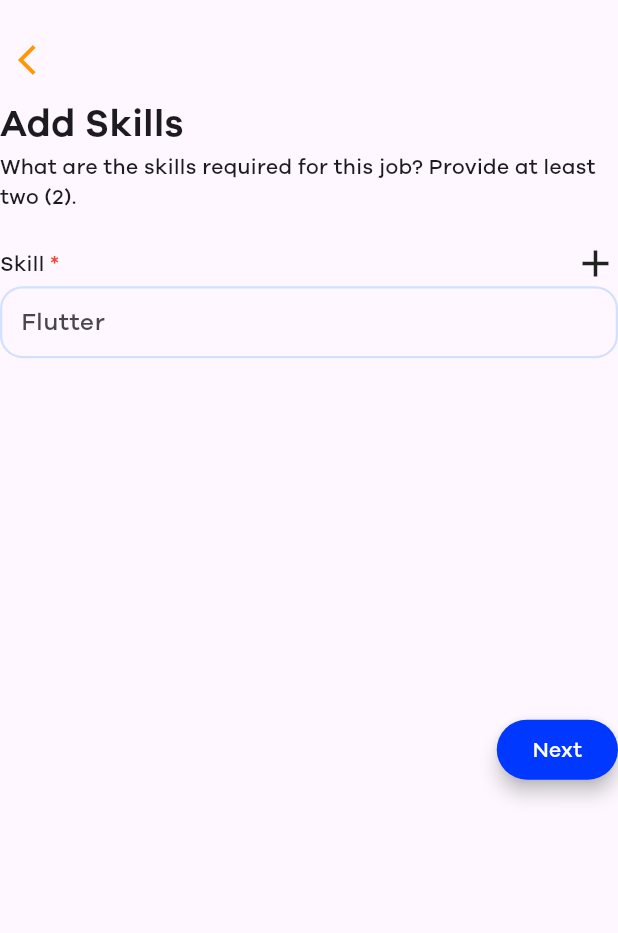
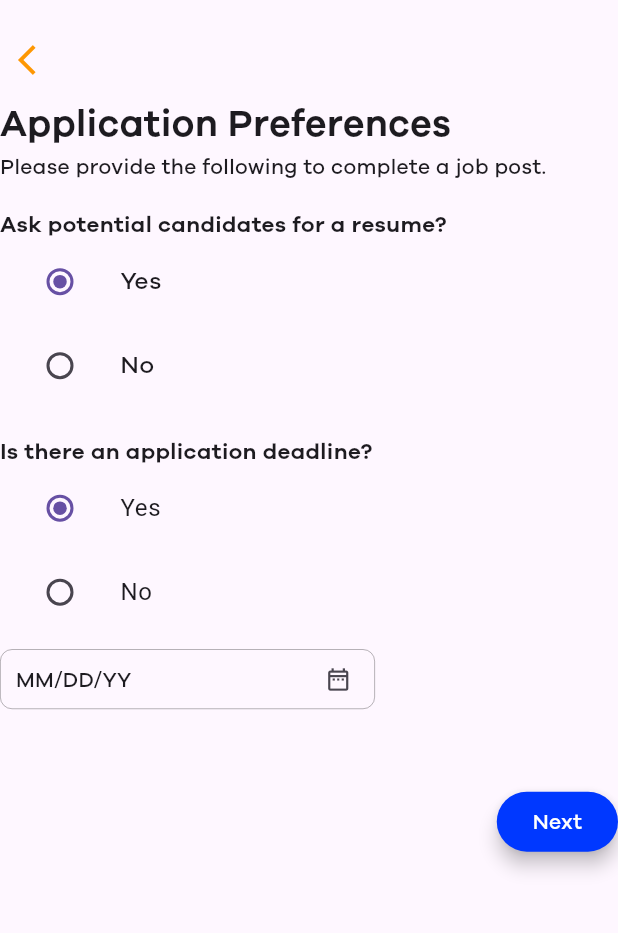
Before and after one commit to Dan-Galano/Huzzl, a Flutter app: the screen it shows after launch, on a phone screen of 412 x 824 dp, the part 64-997 px from its top. Run offline on Flutter 3.47's test engine with Material 3 defaults, Android fonts, the phone set to English and light mode, and no system bars.

Commit message:
job posting application preferences

```diff
--- a/lib/main.dart
+++ b/lib/main.dart
@@ -1,5 +1,6 @@
 import 'package:flutter/material.dart';
 import 'package:huzzl_web/views/login/login.dart';
+import 'package:huzzl_web/views/recruiters/job%20posting/application_preferences.dart';
 import 'package:huzzl_web/views/recruiters/job%20posting/skills.dart';
 import 'package:huzzl_web/views/user%20option/user_option.dart';
 
@@ -16,7 +17,8 @@ class HuzzlWeb extends StatelessWidget {
       debugShowCheckedModeBanner: false,
       // home: LoginPage(),
       // home: UserOptionScreen(),
-      home: JobPostingSkill(),
+      // home: JobPostingSkill(),
+      home: JobPostingApplicationPreferences(),
     );
   }
 }
--- /dev/null
+++ b/lib/views/recruiters/job posting/application_preferences.dart
@@ -0,0 +1,229 @@
+import 'package:flutter/material.dart';
+import 'package:huzzl_web/widgets/navbar/navbar_login_registration.dart';
+import 'package:intl/intl.dart';
+
+class JobPostingApplicationPreferences extends StatefulWidget {
+  const JobPostingApplicationPreferences({super.key});
+
+  @override
+  State<JobPostingApplicationPreferences> createState() =>
+      _JobPostingApplicationPreferencesState();
+}
+
+enum Answer { yes, no }
+
+class _JobPostingApplicationPreferencesState
+    extends State<JobPostingApplicationPreferences> {
+  Answer? _resumeAnswer = Answer.yes;
+  Answer? _deadlineAnswer = Answer.yes;
+
+  DateTime? _selectedDate;
+  Future<void> _selectDate(BuildContext context) async {
+    final DateTime? picked = await showDatePicker(
+      context: context,
+      initialDate: DateTime.now(),
+      firstDate: DateTime(2000),
+      lastDate: DateTime(2101),
+    );
+    if (picked != null && picked != _selectedDate) {
+      setState(() {
+        _selectedDate = picked;
+      });
+    }
+  }
+
+  @override
+  Widget build(BuildContext context) {
+    return Scaffold(
+      body: Column(
+        children: [
+          const NavBarLoginRegister(),
+          Expanded(
+            child: SingleChildScrollView(
+              child: Column(
+                mainAxisAlignment: MainAxisAlignment.center,
+                children: [
+                  Container(
+                    width: 670,
+                    height: 35,
+                    alignment: Alignment.centerLeft,
+                    child: IconButton(
+                      onPressed: () {},
+                      icon: const Icon(
+                        Icons.arrow_back_ios,
+                        color: Color(0xFFFE9703),
+                      ),
+                    ),
+                  ),
+                  const SizedBox(height: 10),
+                  Container(
+                    width: 570,
+                    alignment: Alignment.centerLeft,
+                    child: Column(
+                      crossAxisAlignment: CrossAxisAlignment.start,
+                      children: [
+                        const Text(
+                          'Application Preferences',
+                          style: TextStyle(
+                            fontFamily: 'Galano',
+                            fontWeight: FontWeight.bold,
+                            fontSize: 25,
+                          ),
+                        ),
+                        const Text(
+                          'Please provide the following to complete a job post.',
+                          style: TextStyle(
+                            fontFamily: 'Galano',
+                          ),
+                        ),
+                        const SizedBox(height: 18),
+                        const Text(
+                          'Ask potential candidates for a resume?',
+                          style: TextStyle(
+                            fontFamily: 'Galano',
+                            fontWeight: FontWeight.w600,
+                            fontSize: 15,
+                          ),
+                        ),
+                        ListTile(
+                          title: const Text(
+                            'Yes',
+                            style: TextStyle(
+                              fontFamily: 'Galano',
+                            ),
+                          ),
+                          leading: Radio<Answer>(
+                            value: Answer.yes,
+                            groupValue: _resumeAnswer,
+                            onChanged: (Answer? value) {
+                              setState(() {
+                                _resumeAnswer = value;
+                              });
+                            },
+                          ),
+                        ),
+                        ListTile(
+                          title: const Text(
+                            'No',
+                            style: TextStyle(
+                              fontFamily: 'Galano',
+                            ),
+                          ),
+                          leading: Radio<Answer>(
+                            value: Answer.no,
+                            groupValue: _resumeAnswer,
+                            onChanged: (Answer? value) {
+                              setState(() {
+                                _resumeAnswer = value;
+                              });
+                            },
+                          ),
+                        ),
+                        const SizedBox(height: 18),
+                        const Text(
+                          'Is there an application deadline?',
+                          style: TextStyle(
+                            fontFamily: 'Galano',
+                            fontWeight: FontWeight.w600,
+                            fontSize: 15,
+                          ),
+                        ),
+                        ListTile(
+                          title: const Text('Yes'),
+                          leading: Radio<Answer>(
+                            value: Answer.yes,
+                            groupValue: _deadlineAnswer,
+                            onChanged: (Answer? value) {
+                              setState(() {
+                                _deadlineAnswer = value;
+                              });
+                            },
+                          ),
+                        ),
+                        ListTile(
+                          title: const Text('No'),
+                          leading: Radio<Answer>(
+                            value: Answer.no,
+                            groupValue: _deadlineAnswer,
+                            onChanged: (Answer? value) {
+                              setState(() {
+                                _deadlineAnswer = value;
+                              });
+                            },
+                          ),
+                        ),
+                        const SizedBox(height: 10),
+                        if (_deadlineAnswer == Answer.yes)
+                          Container(
+                            width: 250,
+                            height: 40,
+                            decoration: BoxDecoration(
+                              border: Border.all(
+                                color: Colors.black38,
+                                width: 0.5,
+                              ),
+                              borderRadius: BorderRadius.circular(8),
+                            ),
+                            child: Row(
+                              mainAxisAlignment: MainAxisAlignment.spaceBetween,
+                              children: [
+                                Row(
+                                  children: [
+                                    const SizedBox(width: 10),
+                                    Text(
+                                      _selectedDate == null
+                                          ? 'MM/DD/YY'
+                                          : DateFormat.yMMMd()
+                                              .format(_selectedDate!),
+                                      style: const TextStyle(
+                                        fontSize: 14,
+                                        fontFamily: 'Galano',
+                                      ),
+                                    ),
+                                  ],
+                                ),
+                                IconButton(
+                                  onPressed: () => _selectDate(context),
+                                  icon: const Icon(
+                                    Icons.date_range_outlined,
+                                    size: 18,
+                                  ),
+                                ),
+                              ],
+                            ),
+                          ),
+                        const SizedBox(height: 50),
+                        Center(
+                          child: Container(
+                            alignment: Alignment.centerRight,
+                            height: 50,
+                            width: 570,
+                            // color: Colors.blue,
+                            child: ElevatedButton(
+                              onPressed: () {},
+                              style: ElevatedButton.styleFrom(
+                                backgroundColor: const Color(0xFF0038FF),
+                                elevation: 5,
+                              ),
+                              child: const Text(
+                                'Next',
+                                style: TextStyle(
+                                  fontFamily: 'Galano',
+                                  color: Colors.white,
+                                ),
+                              ),
+                            ),
+                          ),
+                        ),
+                      ],
+                    ),
+                  ),
+                ],
+              ),
+            ),
+          ),
+        ],
+      ),
+    );
+  }
+}
```
Also changed, not shown: pubspec.yaml (+4 -11 lines), pubspec.lock.
